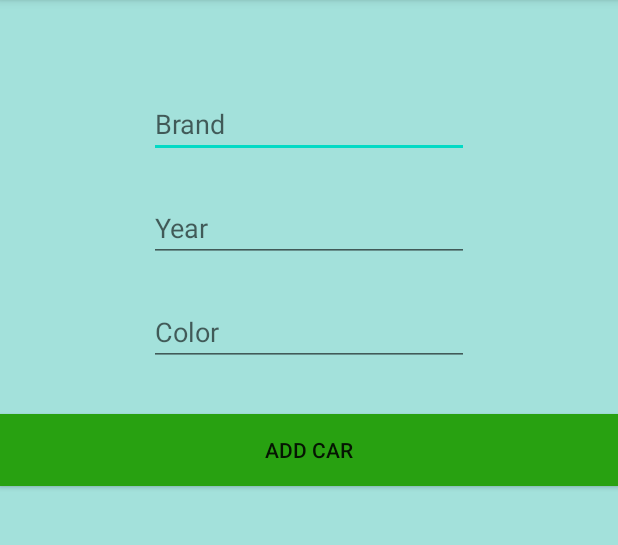
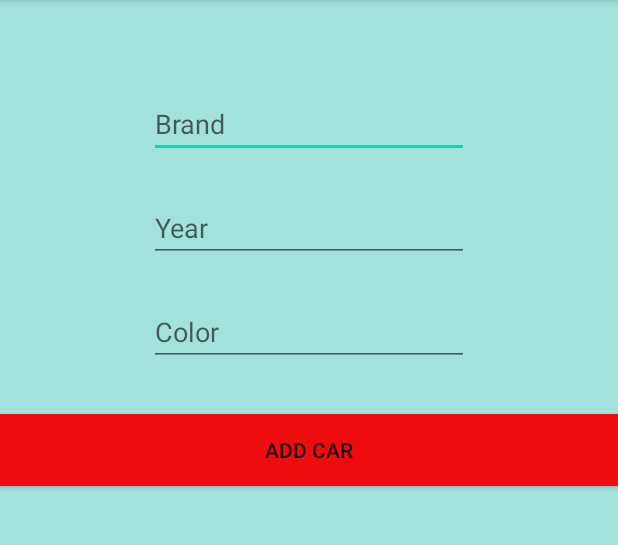
Before and after one commit to Frogii/TestCarsBase, an Android app: the AddCarActivity screen opened directly, with no data from a screen before it, on a phone screen of 412 x 824 dp, the part 84-629 px from its top. Run offline under Robolectric (Android 15) with nearby library versions, the phone set to English and light mode, and no system bars.

Commit message:
change color and gitignore

```diff
--- a/app/src/main/res/values/colors.xml
+++ b/app/src/main/res/values/colors.xml
@@ -5,7 +5,7 @@
     <color name="colorAccent">#03DAC5</color>
     <color name="appBackground">#A3E1DB</color>
     <color name="blackColor">#000</color>
-    <color name="addBtnColor">#28A111</color>
+    <color name="addBtnColor">#EF0C0C</color>
     <color name="filterBtnColor">#1985DA</color>
     <color name="recyclerBackground">#7692A8</color>
 </resources>
```
Also changed, not shown: 1 other file.
